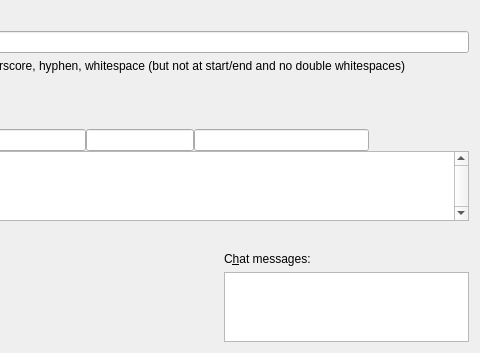
Before: the Qt Designer form src/qt/forms/managenamespage.ui in chronokings/huntercoin, drawn with Qt 5; both pictures show x 209 to 689 and y 0 to 353 of the 689 by 353 pixel window.
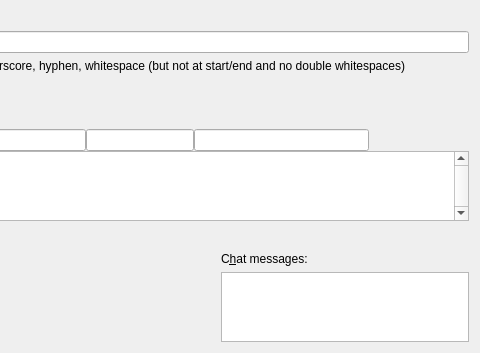
After: the same form once the commit is applied. Icons and pictures are not drawn. Custom widgets are drawn as their Qt base class.

Patch:
```diff
--- a/src/qt/forms/managenamespage.ui
+++ b/src/qt/forms/managenamespage.ui
@@ -328,9 +328,6 @@
        </item>
        <item>
         <layout class="QVBoxLayout" name="verticalLayout_4">
-         <property name="leftMargin">
-          <number>3</number>
-         </property>
          <item>
           <widget class="QLabel" name="label_7">
            <property name="sizePolicy">
```
